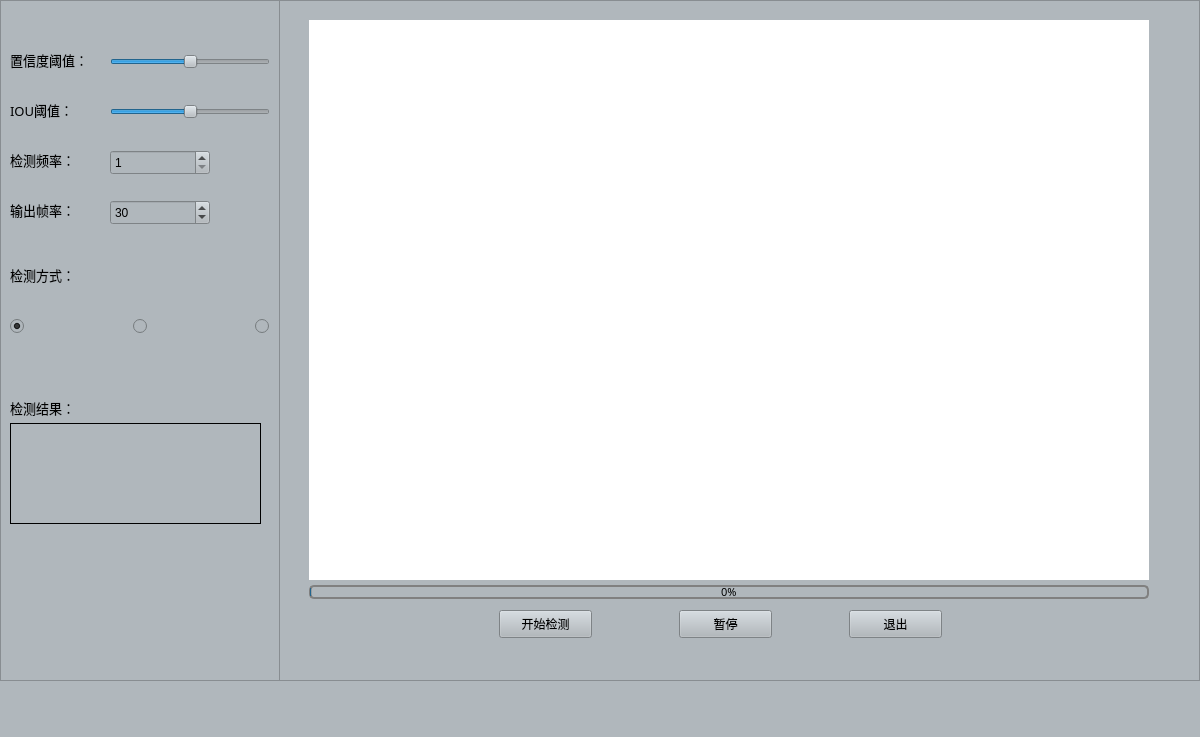
Old version of the form UiMainwindow.ui in the repository wang-10086/yolov5-5.0.
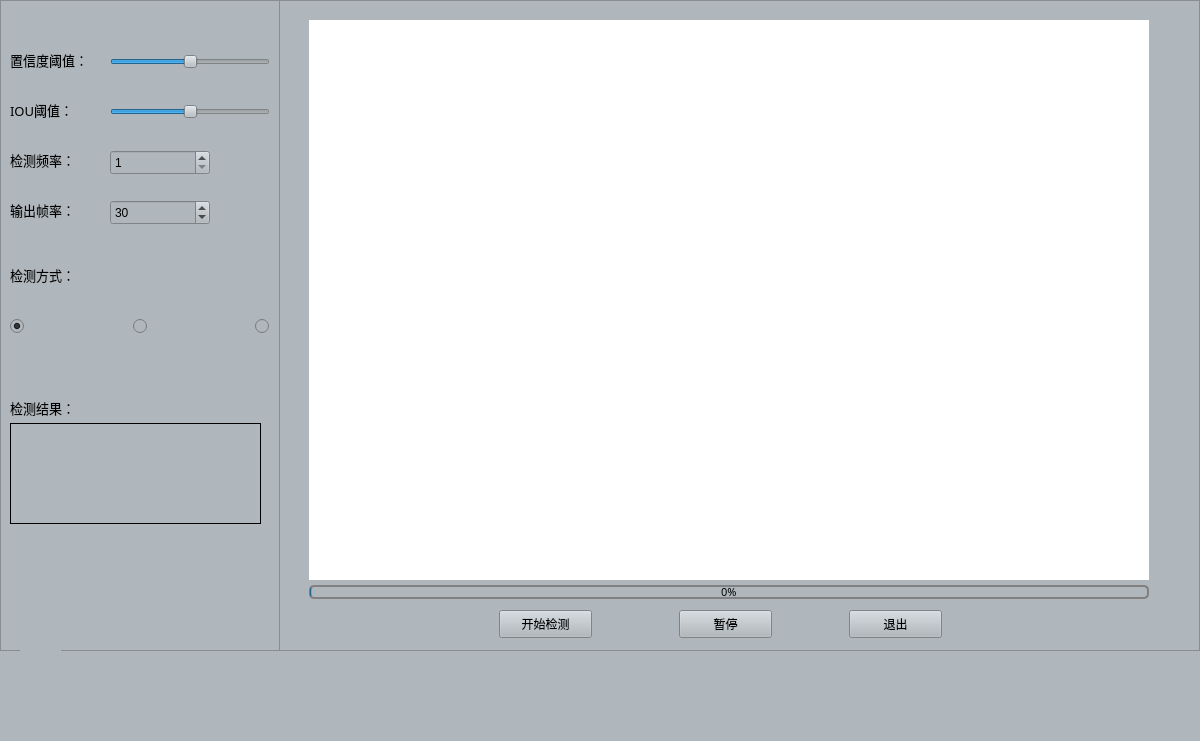
New version of the form. Icons and pictures are not drawn.

Diff of the .ui file:
```diff
--- a/UiMainwindow.ui
+++ b/UiMainwindow.ui
@@ -7,7 +7,7 @@
     <x>0</x>
     <y>0</y>
     <width>1200</width>
-    <height>737</height>
+    <height>741</height>
    </rect>
   </property>
   <property name="windowTitle">
@@ -24,7 +24,7 @@
       <x>0</x>
       <y>0</y>
       <width>280</width>
-      <height>681</height>
+      <height>651</height>
      </rect>
     </property>
     <property name="styleSheet">
@@ -360,10 +360,10 @@
     <widget class="QLabel" name="label_9">
      <property name="geometry">
       <rect>
-       <x>90</x>
-       <y>540</y>
-       <width>101</width>
-       <height>101</height>
+       <x>100</x>
+       <y>530</y>
+       <width>71</width>
+       <height>71</height>
       </rect>
      </property>
      <property name="text">
@@ -383,7 +383,7 @@
       <x>279</x>
       <y>0</y>
       <width>921</width>
-      <height>681</height>
+      <height>651</height>
      </rect>
     </property>
     <property name="styleSheet">
@@ -485,6 +485,38 @@
      </property>
     </widget>
    </widget>
+   <widget class="QLabel" name="label_10">
+    <property name="geometry">
+     <rect>
+      <x>20</x>
+      <y>650</y>
+      <width>41</width>
+      <height>41</height>
+     </rect>
+    </property>
+    <property name="text">
+     <string/>
+    </property>
+    <property name="pixmap">
+     <pixmap resource="resource.qrc">:/pic/resource/profile_photo.jpg</pixmap>
+    </property>
+    <property name="scaledContents">
+     <bool>true</bool>
+    </property>
+   </widget>
+   <widget class="QLabel" name="label_11">
+    <property name="geometry">
+     <rect>
+      <x>70</x>
+      <y>660</y>
+      <width>261</width>
+      <height>20</height>
+     </rect>
+    </property>
+    <property name="text">
+     <string/>
+    </property>
+   </widget>
   </widget>
   <widget class="QMenuBar" name="menubar">
    <property name="geometry">
```
